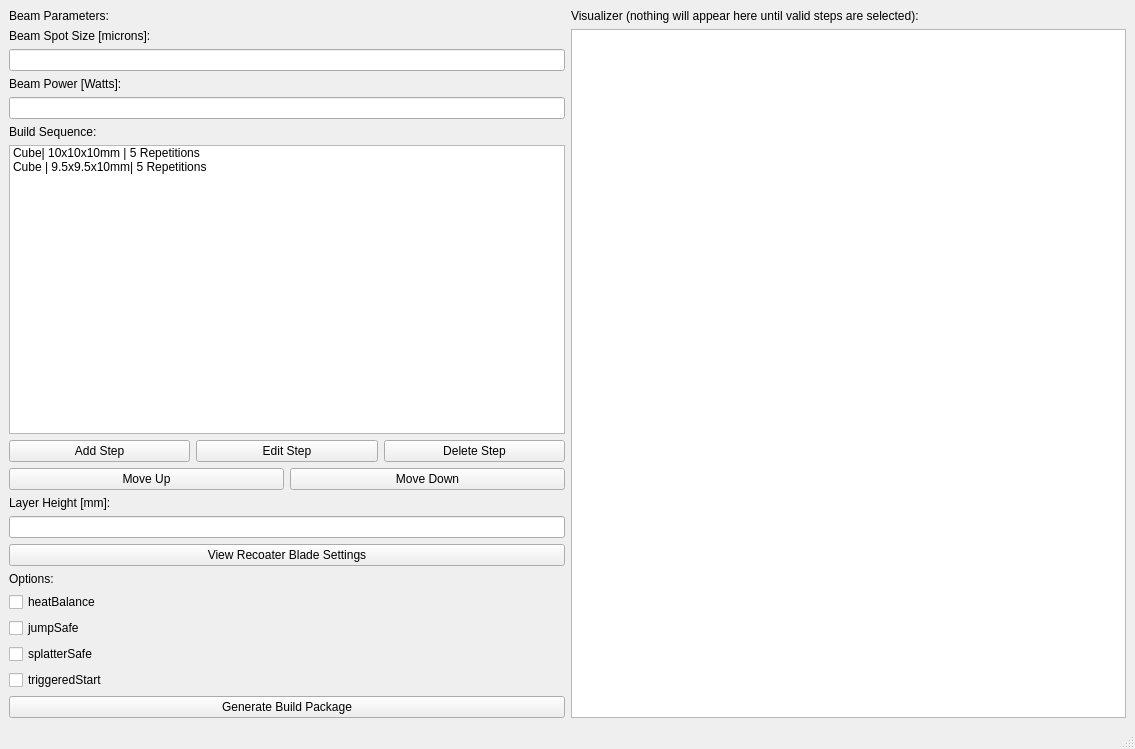
This is v0_yeahobpuknowme.ui in TKAles/OBPYeahUKnowMe as Qt 5 draws it before an edit. The edited form follows.
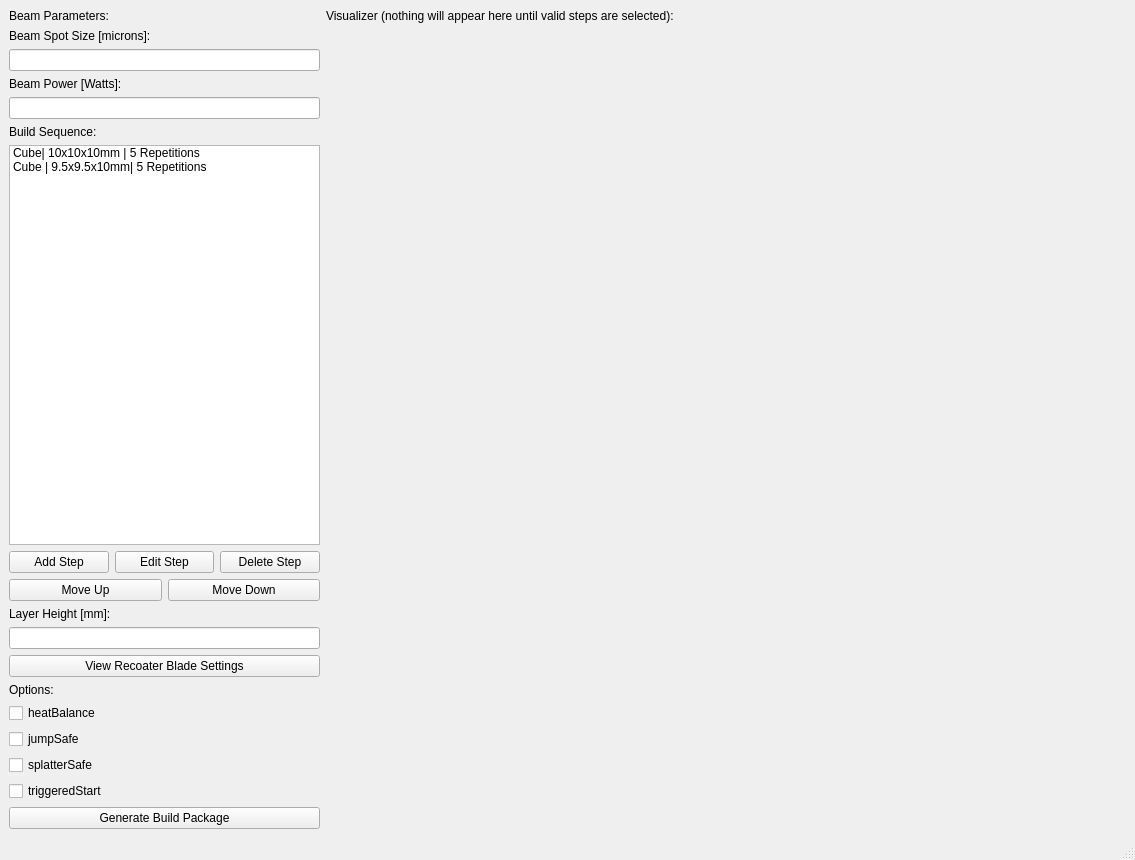
This is the edited form.

Commit message: modified ui layout for matplotlib

The edit to the form file:
```diff
--- a/v0_yeahobpuknowme.ui
+++ b/v0_yeahobpuknowme.ui
@@ -187,7 +187,20 @@
          </widget>
         </item>
         <item>
-         <widget class="QGraphicsView" name="gview_visualizer"/>
+         <widget class="QWidget" name="qwidget_matplotlib_window" native="true">
+          <property name="sizePolicy">
+           <sizepolicy hsizetype="MinimumExpanding" vsizetype="Maximum">
+            <horstretch>0</horstretch>
+            <verstretch>0</verstretch>
+           </sizepolicy>
+          </property>
+          <property name="minimumSize">
+           <size>
+            <width>800</width>
+            <height>800</height>
+           </size>
+          </property>
+         </widget>
         </item>
        </layout>
       </item>
```
